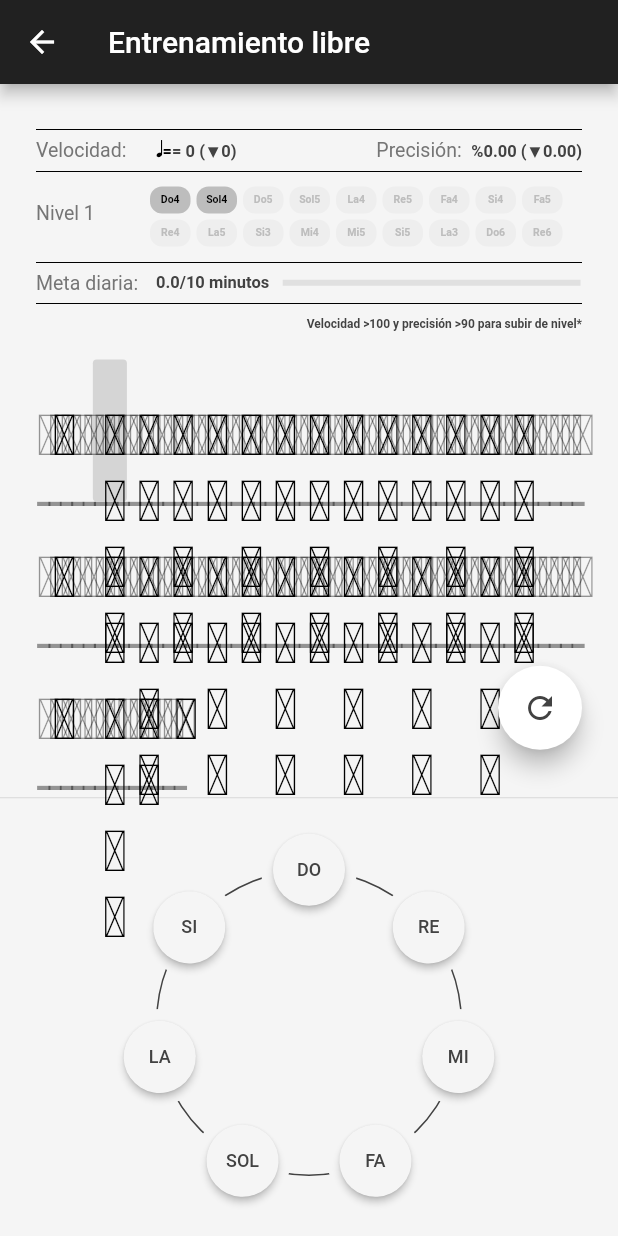
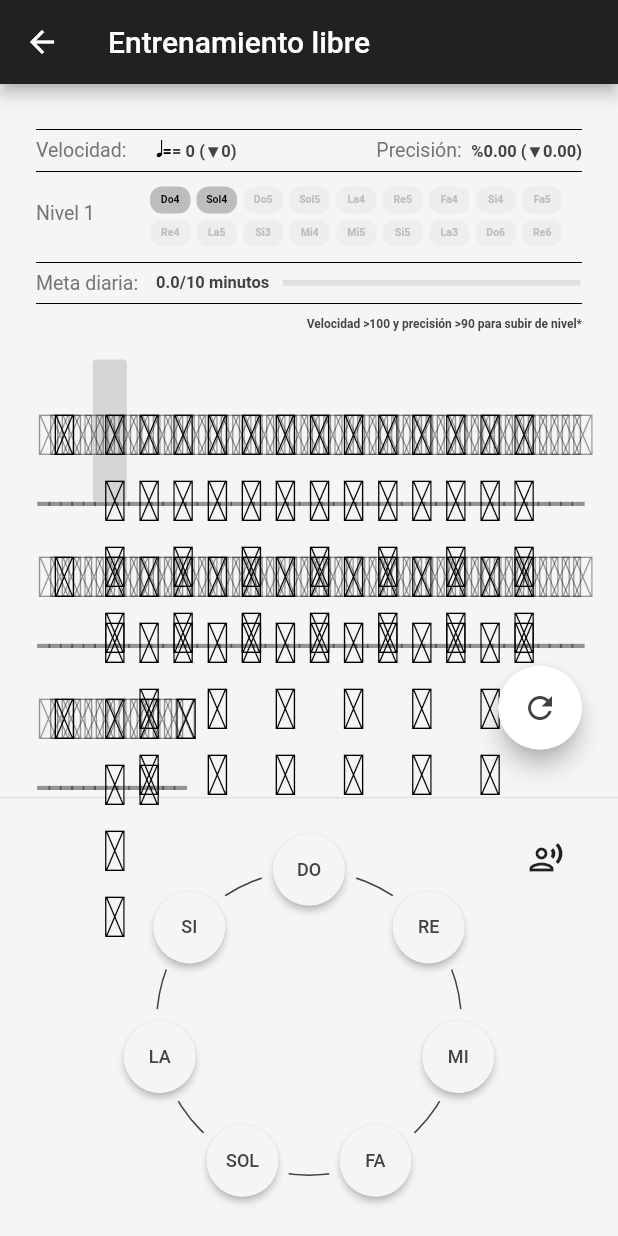
Before and after one commit to Helzio/Solfeo, a Flutter app: the screen it shows after launch, after a tap on "Entrenamiento libre", on a phone screen of 412 x 824 dp. Run offline on Flutter 3.47's test engine with Material 2 defaults, Android fonts, the light colour scheme and no system bars; our stand-ins replace auto_route, flutter_riverpod, freezed_annotation, material_design_icons_flutter, scrollable_positioned_list, shared_preferences; missing offline and left inert: soundpool; Roboto replaces fonts that are missing (BravuraText).

Commit message:
Pre Speech Recognition

```diff
--- /dev/null
+++ b/lib/acore/database/infrastructure/database.dart
@@ -0,0 +1,15 @@
+import 'package:shared_preferences/shared_preferences.dart';
+
+class Database {
+  late SharedPreferences _instance;
+
+  SharedPreferences get instance => _instance;
+
+  bool _hasBeenInitialized = false;
+
+  Future<void> init() async {
+    if (_hasBeenInitialized) return;
+    _hasBeenInitialized = true;
+    _instance = await SharedPreferences.getInstance();
+  }
+}
--- /dev/null
+++ b/lib/acore/database/providers/providers.dart
@@ -0,0 +1,4 @@
+import 'package:flutter_riverpod/flutter_riverpod.dart';
+import 'package:solfeo/acore/database/infrastructure/database.dart';
+
+final databaseProvider = Provider((ref) => Database());
--- a/lib/features/lectura_libre/providers/lectura_libre_provider.dart
+++ b/lib/features/lectura_libre/providers/lectura_libre_provider.dart
@@ -1,6 +1,13 @@
 import 'package:flutter_riverpod/flutter_riverpod.dart';
+import 'package:solfeo/acore/database/providers/providers.dart';
 import 'package:solfeo/features/lectura_libre/application/lectura_libre_notifier.dart';
+import 'package:solfeo/features/lectura_libre/infrastructure/local/lectura_libre_local.dart';
 
-final lecturaLibreProvider = StateNotifierProvider<LecturaLibreNotifier, LecturaLibreState>((ref) {
-  return LecturaLibreNotifier();
+final lecturaLibreLocalProvider = Provider<LecturaLibreLocal>((ref) {
+  return LecturaLibreLocal(ref.watch(databaseProvider).instance);
 });
+
+final lecturaLibreProvider =
+    StateNotifierProvider<LecturaLibreNotifier, LecturaLibreState>((ref) {
+  return LecturaLibreNotifier(ref.watch(lecturaLibreLocalProvider));
+});
--- a/lib/main.dart
+++ b/lib/main.dart
@@ -1,15 +1,26 @@
 import 'package:flutter/material.dart';
 import 'package:flutter/services.dart';
 import 'package:flutter_riverpod/flutter_riverpod.dart';
+import 'package:solfeo/acore/database/infrastructure/database.dart';
+import 'package:solfeo/acore/database/providers/providers.dart';
 import 'package:solfeo/app_widget.dart';
 
-void main() {
+Future<void> main() async {
   WidgetsFlutterBinding.ensureInitialized();
   SystemChrome.setEnabledSystemUIMode(
     SystemUiMode.immersiveSticky,
     overlays: [],
   );
+
+  final database = Database();
+  await database.init();
+
   runApp(
-    const ProviderScope(child: AppWidget()),
+    ProviderScope(
+      overrides: [
+        databaseProvider.overrideWithValue(database),
+      ],
+      child: const AppWidget(),
+    ),
   );
 }
--- a/lib/presentation/acore/widgets/botonera/botonera.dart
+++ b/lib/presentation/acore/widgets/botonera/botonera.dart
@@ -75,7 +75,34 @@ class _BotoneraState extends State<Botonera> {
             colorSecundary: widget.colorSecundary,
           ),
         ), */
+        const Align(
+          alignment: Alignment.topRight,
+          child: Padding(
+            padding: EdgeInsets.only(right: 16.0),
+            child: MuteButton(),
+          ),
+        ),
       ],
+    );
+  }
+}
+
+class MuteButton extends ConsumerWidget {
+  const MuteButton({Key? key}) : super(key: key);
+
+  @override
+  Widget build(BuildContext context, WidgetRef ref) {
+    final mutted =
+        ref.watch(lecturaLibreProvider.select((value) => value.mutted));
+    return IconButton(
+      onPressed: () {
+        ref.read(lecturaLibreProvider.notifier).toogleMutted();
+      },
+      icon: Icon(
+        !mutted
+            ? Icons.record_voice_over_outlined
+            : Icons.voice_over_off_outlined,
+      ),
     );
   }
 }
--- a/lib/presentation/pages/lectura/libre/lectura_libre_page.dart
+++ b/lib/presentation/pages/lectura/libre/lectura_libre_page.dart
@@ -21,6 +21,7 @@ class _LecturaLibrePageState extends ConsumerState<LecturaLibrePage> {
   @override
   void initState() {
     super.initState();
+    ref.read(lecturaLibreProvider.notifier).loadSounds();
   }
 
   @override
--- a/pubspec.yaml
+++ b/pubspec.yaml
@@ -15,12 +15,11 @@ dependencies:
   freezed_annotation: ^1.1.0
   json_annotation: ^4.4.0
   auto_route: ^3.2.4
-
-  cupertino_icons: ^1.0.4
   soundpool: ^2.3.0
   material_design_icons_flutter: ^5.0.6595
   scrollable_positioned_list: ^0.2.3
   flutter_svg: ^1.0.3
+  shared_preferences: ^2.0.13
 
 dev_dependencies:
   build_runner: ^2.1.8
```
Also changed, not shown: lib/features/lectura_libre/application/lectura_libre_notifier.dart (+96 -6 lines), lib/features/lectura_libre/infrastructure/local/lectura_libre_local.dart (added, +96 -0 lines), lib/features/play_notes/application/sound_notifier.dart (added, +11 -0 lines), lib/features/lectura_libre/application/lectura_libre_notifier.freezed.dart, lib/features/play_notes/application/sound_notifier.freezed.dart (added), pubspec.lock, 7 other files.
